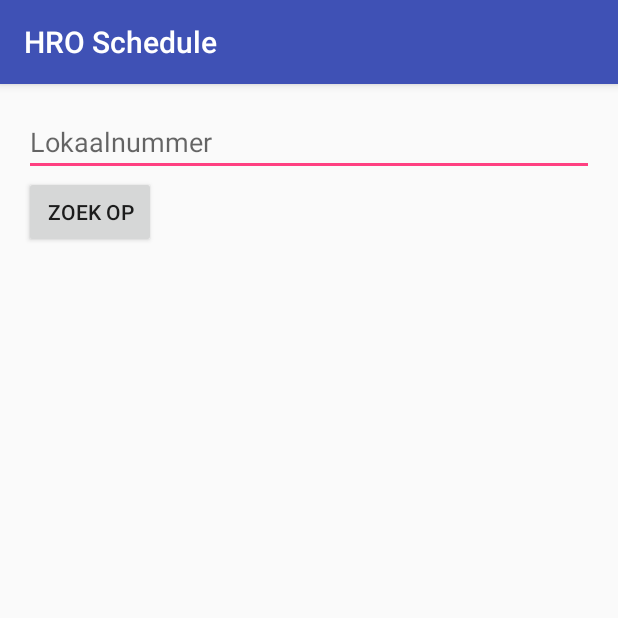
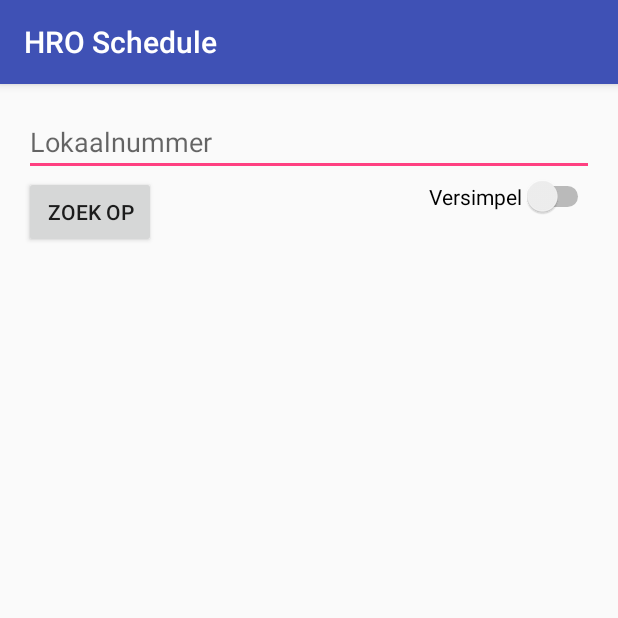
Before and after one commit to uitrich/Project4RarufuNathan, an Android app: the screen it shows after launch (LoginActivity), on a phone screen of 412 x 824 dp, the top half of it. Run offline under Robolectric (Android 15) with nearby library versions, the phone set to English and light mode, and no system bars; libraries missing offline, so code that uses them is left out: com.github.chrisbanes.photoview, net.fortuna.ical4j; 3 statements that could not run were skipped.

Commit message:
added dropdown function

```diff
--- a/HROSchedule/app/src/main/java/com/example/gebruiker/hroschedule/LoginActivity.java
+++ b/HROSchedule/app/src/main/java/com/example/gebruiker/hroschedule/LoginActivity.java
@@ -29,12 +29,14 @@ import android.view.View;
 import android.view.View.OnClickListener;
 import android.view.animation.Animation;
 import android.view.inputmethod.EditorInfo;
+import android.widget.AdapterView;
 import android.widget.ArrayAdapter;
 import android.widget.AutoCompleteTextView;
 import android.widget.Button;
 import android.widget.CompoundButton;
 import android.widget.EditText;
 import android.widget.ImageView;
+import android.widget.Spinner;
 import android.widget.Switch;
 import android.widget.TextView;
 import android.view.animation.AnimationUtils;
@@ -101,16 +103,33 @@ public class LoginActivity extends AppCompatActivity {
     private Button item3;
 
     //ext
-    private String ExtVaknaam;
-    private String ExtLokaal;
-    private Boolean ExtItemMade = false;
-    private Boolean Agendaitemselected = false;
+    private Boolean Dropdownenabled = false;
+    private String DDMGebouw;
+    private String DDMEtage;
+    private String DDMLokaal;
+    private Boolean DDMSeqCompleted;
+
+    Switch aSwitch;
 
     @Override
     protected void onCreate(Bundle savedInstanceState) {
         super.onCreate(savedInstanceState);
         setContentView(R.layout.activity_login);
-        // Set up the login form.
+
+        final Spinner dropdownGebouw = findViewById(R.id.Spinner);
+        String[] itemsGebouw = new String[]{"H", "WD", "WN"};
+        ArrayAdapter<String> adapterGebouw = new ArrayAdapter<>(this, android.R.layout.simple_spinner_dropdown_item, itemsGebouw);
+        dropdownGebouw.setAdapter(adapterGebouw);
+
+        final Spinner dropdownEtage = findViewById(R.id.spinner1);
+        String[] itemsEtage = new String[]{"1", "2", "3", "4", "5"};
+        ArrayAdapter<String> adapterEtage = new ArrayAdapter<>(this, android.R.layout.simple_spinner_dropdown_item, itemsEtage);
+        dropdownEtage.setAdapter(adapterEtage);
+
+        final Spinner dropdownLokaal = findViewById(R.id.spinner2);
+        String[] itemsLokaal = new String[]{"H", "WD", "WN"};
+        ArrayAdapter<String> adapterLokaal = new ArrayAdapter<>(this, android.R.layout.simple_spinner_dropdown_item, itemsLokaal);
+        dropdownLokaal.setAdapter(adapterLokaal);
 
         lokaalnummer = findViewById(R.id.Lokaalnummer);
         button = findViewById(R.id.button);
@@ -118,14 +137,45 @@ public class LoginActivity extends AppCompatActivity {
         imageView = findViewById(R.id.imageView);
         PVA = new PhotoViewAttacher(imageView);
 
+        aSwitch = findViewById(R.id.switch2);
+        aSwitch.setOnCheckedChangeListener(new CompoundButton.OnCheckedChangeListener() {
+            @Override
+            public void onCheckedChanged(CompoundButton buttonView, boolean isChecked) {
+                if (aSwitch.isChecked()) {
+                    lokaalnummer.setVisibility(View.INVISIBLE);
+                    dropdownGebouw.setVisibility(View.VISIBLE);
+                    DDMGebouw = dropdownGebouw.getSelectedItem().toString();
+                    Dropdownenabled = false;
+                }
+            }
+        });
 
-        ExtItemMade = false;
 
+        dropdownGebouw.setOnItemClickListener(new AdapterView.OnItemClickListener() {
+            @Override
+            public void onItemClick(AdapterView<?> parent, View view, int position, long id) {
+                dropdownEtage.setVisibility(View.VISIBLE);
+                DDMEtage = dropdownEtage.getSelectedItem().toString();
+            }
+        });
+        dropdownEtage.setOnItemClickListener(new AdapterView.OnItemClickListener() {
+            @Override
+            public void onItemClick(AdapterView<?> parent, View view, int position, long id) {
+                dropdownLokaal.setVisibility(View.VISIBLE);
+                DDMLokaal = dropdownLokaal.getSelectedItem().toString();
+                DDMSeqCompleted = true;
+            }
+        });
         button.setOnClickListener(new OnClickListener() {
             @Override
             public void onClick(View v) {
                 textView.setText(lokaalnummer.getText().toString());
-                Lokaalcode = lokaalnummer.getText().toString().toUpperCase();
+                if (Dropdownenabled && DDMSeqCompleted) {
+                    Lokaalcode = DDMGebouw + "." + DDMEtage + "." + DDMLokaal;
+                }
+                else {
+                    Lokaalcode = lokaalnummer.getText().toString().toUpperCase();
+                }
                 checkExtras();
                 if (Lokaalcode.contains("H")) {
                     //uitsnijder en splitter
--- a/HROSchedule/app/src/main/res/layout/activity_login.xml
+++ b/HROSchedule/app/src/main/res/layout/activity_login.xml
@@ -13,6 +13,7 @@
     tools:context=".LoginActivity">
 
     <!-- Login progress -->
+
     <RelativeLayout
         android:layout_width="match_parent"
         android:layout_height="match_parent">
@@ -27,7 +28,35 @@
             android:layout_height="wrap_content"
             android:layout_below="@id/Lokaalnummer"
             android:id="@+id/button"
-            android:text="zoek op"/>
+            android:text="zoek op"
+        />
+
+        <Spinner
+            android:layout_width="wrap_content"
+            android:layout_height="wrap_content"
+            android:id="@+id/Spinner"
+            android:visibility="invisible"/>
+        <Spinner
+            android:id="@+id/spinner1"
+            android:layout_width="wrap_content"
+            android:layout_height="wrap_content"
+            android:layout_toRightOf="@id/Spinner"
+            android:visibility="invisible" />
+        <Spinner
+            android:id="@+id/spinner2"
+            android:layout_width="wrap_content"
+            android:layout_height="wrap_content"
+            android:layout_toRightOf="@id/spinner1"
+            android:visibility="invisible" />
+
+        <Switch
+            android:id="@+id/switch2"
+            android:layout_width="wrap_content"
+            android:layout_height="wrap_content"
+            android:layout_below="@id/Lokaalnummer"
+            android:layout_alignParentRight="true"
+            android:text="Versimpel" />
+
         <TextView
             android:layout_width="200dp"
             android:layout_height="20dp"
```
